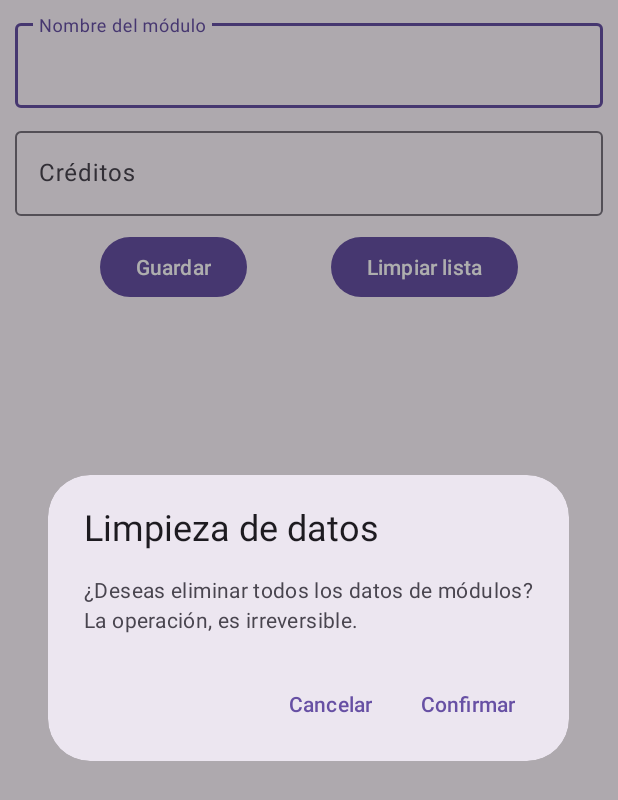
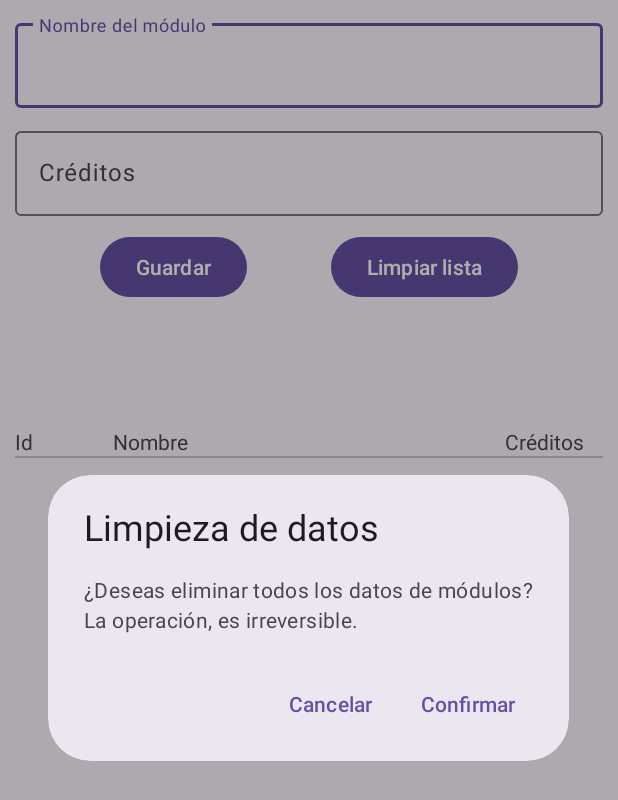
Before and after one commit to mcventur/PracticaRoomModulosDAM, an Android app: the screen it shows after launch (MainActivity), after a tap on "Limpiar lista", on a phone screen of 412 x 824 dp. Shown: the top 800 px of the screen. Run offline under Robolectric (Android 15) with nearby library versions, the phone set to English and light mode, and no system bars; our stand-ins replace Room's generated code.

Commit message:
Listado con ListAdapter

```diff
--- a/app/src/main/AndroidManifest.xml
+++ b/app/src/main/AndroidManifest.xml
@@ -15,7 +15,8 @@
         tools:targetApi="31">
         <activity
             android:name=".ui.MainActivity"
-            android:exported="true">
+            android:exported="true"
+            android:windowSoftInputMode="adjustPan">
             <intent-filter>
                 <action android:name="android.intent.action.MAIN" />
 
--- a/app/src/main/java/com/mpd/pmdm/practicaroommodulos/ui/AddModuleFragment.kt
+++ b/app/src/main/java/com/mpd/pmdm/practicaroommodulos/ui/AddModuleFragment.kt
@@ -34,6 +34,7 @@ class AddModuleFragment : Fragment() {
     override fun onViewCreated(view: View, savedInstanceState: Bundle?) {
         super.onViewCreated(view, savedInstanceState)
         binding.btnAddModule.setOnClickListener {
+            //TODO: Validación y control de errores
             modulosViewModel.insert(binding.editModuleName.text.toString(), binding.editModuleCredits.text.toString().toByte())
         }
 
--- a/app/src/main/java/com/mpd/pmdm/practicaroommodulos/ui/ModulesListFragment.kt
+++ b/app/src/main/java/com/mpd/pmdm/practicaroommodulos/ui/ModulesListFragment.kt
@@ -7,10 +7,10 @@ import android.view.ViewGroup
 import androidx.fragment.app.Fragment
 import androidx.fragment.app.activityViewModels
 import androidx.recyclerview.widget.LinearLayoutManager
-import com.mpd.pmdm.practicaroommodulos.ModulesApp
+import com.mpd.pmdm.practicaroommodulos.core.ModuleApp
 import com.mpd.pmdm.practicaroommodulos.databinding.FragmentItemListBinding
-import com.mpd.pmdm.practicaroommodulos.ui.viewmodel.ModuleViewModel
-import com.mpd.pmdm.practicaroommodulos.ui.viewmodel.ModuleViewModelFactory
+import com.mpd.pmdm.practicaroommodulos.ui.viewmodel.ModulosViewModel
+import com.mpd.pmdm.practicaroommodulos.ui.viewmodel.ModulosViewModelFactory
 
 /**
  * A fragment representing a list of Items.
@@ -19,9 +19,9 @@ class ModulesListFragment : Fragment() {
     private var _binding: FragmentItemListBinding? = null
     private val binding get() = _binding!!
 
-    private val viewModel: ModuleViewModel by activityViewModels {
-        ModuleViewModelFactory(
-            (activity?.application as ModulesApp).appRepository
+    private val viewModel: ModulosViewModel by activityViewModels {
+        ModulosViewModelFactory(
+            (activity?.application as ModuleApp).appRepository
         )
     }
 
@@ -40,8 +40,9 @@ class ModulesListFragment : Fragment() {
         val adapter = ModulesRecyclerViewAdapter()
         binding.list.adapter = adapter
 
+        //Con adaptator de tipo ListAdapter, llamamos a la función submitList
         viewModel.allModules.observe(viewLifecycleOwner) {
-            adapter.updateList(it)
+            adapter.submitList(it)
         }
     }
 
--- a/app/src/main/java/com/mpd/pmdm/practicaroommodulos/ui/ModulesRecyclerViewAdapter.kt
+++ b/app/src/main/java/com/mpd/pmdm/practicaroommodulos/ui/ModulesRecyclerViewAdapter.kt
@@ -4,14 +4,30 @@ import android.annotation.SuppressLint
 import androidx.recyclerview.widget.RecyclerView
 import android.view.LayoutInflater
 import android.view.ViewGroup
+import androidx.recyclerview.widget.DiffUtil
+import androidx.recyclerview.widget.ListAdapter
+import androidx.recyclerview.widget.RecyclerView.ViewHolder
 import com.mpd.pmdm.practicaroommodulos.data.database.Module
 
 import com.mpd.pmdm.practicaroommodulos.databinding.FragmentItemBinding
 
 
-class ModulesRecyclerViewAdapter(
-    private var modulesList: List<Module> = emptyList()
-) : RecyclerView.Adapter<ModulesRecyclerViewAdapter.ViewHolder>() {
+class ModulesRecyclerViewAdapter():
+    ListAdapter<Module, ModulesRecyclerViewAdapter.ViewHolder>(ModuleDiffCallback) {
+
+    //Escribimos nuestra implementación de Diffutil.Itemcallback
+    companion object{
+        private val ModuleDiffCallback = object: DiffUtil.ItemCallback<Module>(){
+            override fun areContentsTheSame(oldItem: Module, newItem: Module): Boolean {
+                return oldItem == newItem
+            }
+
+            override fun areItemsTheSame(oldItem: Module, newItem: Module): Boolean {
+                return oldItem.id == newItem.id
+            }
+        }
+    }
+
 
     override fun onCreateViewHolder(parent: ViewGroup, viewType: Int): ViewHolder {
 
@@ -22,15 +38,12 @@ class ModulesRecyclerViewAdapter(
                 false
             )
         )
-
     }
 
     override fun onBindViewHolder(holder: ViewHolder, position: Int) {
-        val item = modulesList[position]
+        val item = getItem(position)
         holder.bind(item)
     }
-
-    override fun getItemCount(): Int = modulesList.size
 
     inner class ViewHolder(val binding: FragmentItemBinding) : RecyclerView.ViewHolder(binding.root) {
         fun bind(module: Module){
@@ -40,10 +53,16 @@ class ModulesRecyclerViewAdapter(
         }
     }
 
-    @SuppressLint("NotifyDataSetChanged")
+    /*
+    Añadimos esta función para actualizar el contenido del RecyclerView
+    No es muy eficiente, porque se actualiza la lista completa, en lugar de limitarse a las diferencias
+
+    Con List.Adapter ya no la necesitamos. La comento
+     */
+/*    @SuppressLint("NotifyDataSetChanged")
     fun updateList(newModulesList: List<Module>){
         modulesList = newModulesList
         notifyDataSetChanged()
-    }
+    }*/
 
 }
--- a/app/src/main/res/layout/activity_main.xml
+++ b/app/src/main/res/layout/activity_main.xml
@@ -8,12 +8,22 @@
 
     <androidx.fragment.app.FragmentContainerView
         android:id="@+id/containerAddModule"
+        android:name="com.mpd.pmdm.practicaroommodulos.ui.AddModuleFragment"
         android:layout_width="match_parent"
-        android:layout_height="match_parent"
+        android:layout_height="0dp"
+        app:layout_constraintBottom_toTopOf="@+id/containerListModules"
         app:layout_constraintTop_toTopOf="parent"
         app:layout_constraintVertical_weight="1"
-        tools:layout="@layout/fragment_add_module"
-        android:name="com.mpd.pmdm.practicaroommodulos.ui.AddModuleFragment"/>
+        tools:layout="@layout/fragment_add_module" />
 
+    <androidx.fragment.app.FragmentContainerView
+        android:id="@+id/containerListModules"
+        android:name="com.mpd.pmdm.practicaroommodulos.ui.ModulesListFragment"
+        android:layout_width="match_parent"
+        android:layout_height="0dp"
+        app:layout_constraintBottom_toBottomOf="parent"
+        app:layout_constraintTop_toBottomOf="@+id/containerAddModule"
+        app:layout_constraintVertical_weight="2"
+        tools:layout="@layout/fragment_item_list" />
 
 </androidx.constraintlayout.widget.ConstraintLayout>
--- a/app/src/main/res/layout/fragment_item_list.xml
+++ b/app/src/main/res/layout/fragment_item_list.xml
@@ -1,25 +1,32 @@
 <?xml version="1.0" encoding="utf-8"?>
-<androidx.constraintlayout.widget.ConstraintLayout
-    xmlns:android="http://schemas.android.com/apk/res/android"
+<androidx.constraintlayout.widget.ConstraintLayout xmlns:android="http://schemas.android.com/apk/res/android"
     xmlns:app="http://schemas.android.com/apk/res-auto"
     xmlns:tools="http://schemas.android.com/tools"
     android:layout_width="match_parent"
-    android:layout_height="match_parent">
+    android:layout_height="match_parent"
+    android:padding="@dimen/layout_padding">
 
-<include layout="@layout/fragment_item_list_header"
+    <include
         android:id="@+id/cabecera"
+        layout="@layout/fragment_item_list_header"
         android:layout_width="match_parent"
         android:layout_height="wrap_content"
-    app:layout_constraintTop_toTopOf="parent"/>
+        app:layout_constraintTop_toTopOf="parent" />
+
+    <com.google.android.material.divider.MaterialDivider
+        android:layout_width="match_parent"
+        android:layout_height="wrap_content"
+        app:layout_constraintTop_toBottomOf="@id/cabecera" />
 
     <androidx.recyclerview.widget.RecyclerView
         android:id="@+id/list"
         android:layout_width="match_parent"
         android:layout_height="0dp"
         app:layoutManager="LinearLayoutManager"
+        app:layout_constraintBottom_toBottomOf="parent"
+        app:layout_constraintTop_toBottomOf="@id/cabecera"
         tools:context=".ui.ModulesListFragment"
         tools:listitem="@layout/fragment_item"
-    app:layout_constraintTop_toBottomOf="@id/cabecera"
-    app:layout_constraintBottom_toBottomOf="parent"/>
+        android:paddingTop="@dimen/field_margin_top"/>
 
 </androidx.constraintlayout.widget.ConstraintLayout>
--- a/app/src/main/res/values/strings.xml
+++ b/app/src/main/res/values/strings.xml
@@ -8,4 +8,7 @@
     <string name="alertClearMessage">¿Deseas eliminar todos los datos de módulos?\nLa operación, es irreversible.</string>
     <string name="cancel">Cancelar</string>
     <string name="confirm">Confirmar</string>
+    <string name="id">Id</string>
+    <string name="name">Nombre</string>
+    <string name="credits">Créditos</string>
 </resources>
--- a/app/src/main/res/values/themes.xml
+++ b/app/src/main/res/values/themes.xml
@@ -6,4 +6,10 @@
     </style>
 
     <style name="Theme.PracticaRoomModulos" parent="Base.Theme.PracticaRoomModulos" />
+
+    <!-- Añadidos -->
+    <!-- Divider -->
+    <style name="Theme.PracticaRoomModulos.Divider">
+        <item name="android:background">?attr/dividerHorizontal</item>
+    </style>
 </resources>
```
Also changed, not shown: 1 other file. Lines whose indentation alone changed are shown as unchanged.
